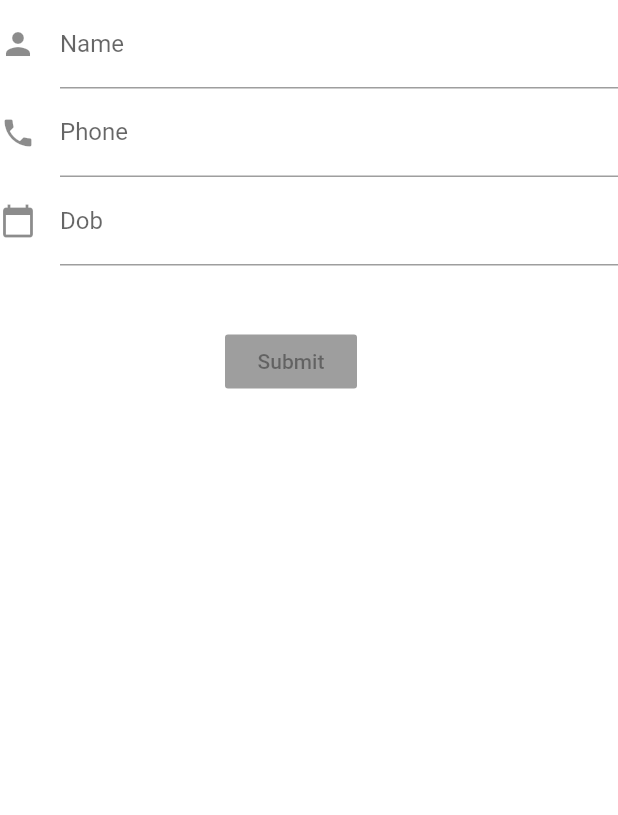
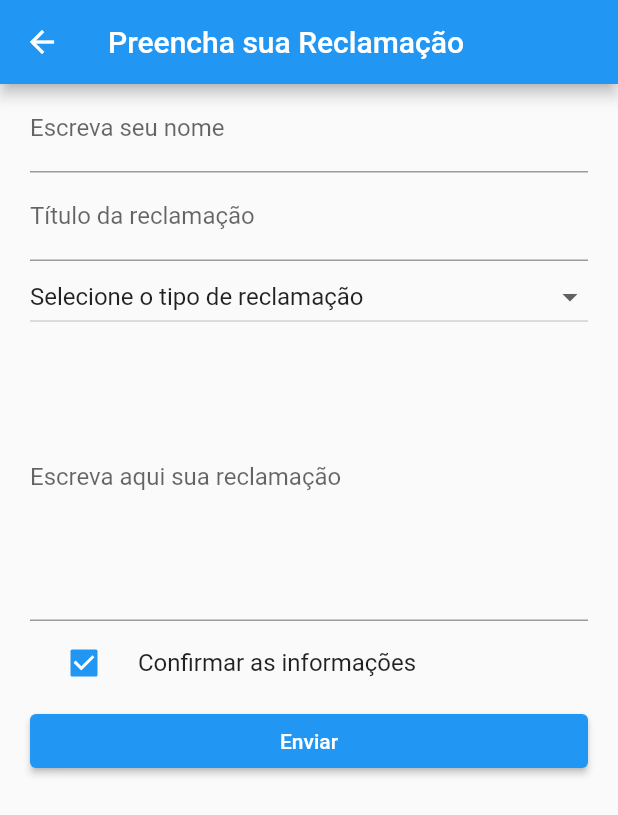
Before and after one commit to rafa-rp/hackathon-fiap-mobile, a Flutter app: the FormScreen screen opened by its route, on a phone screen of 412 x 824 dp. Shown: the top 815 px of the screen. Run offline on Flutter 3.47's test engine with Material 2 defaults, Android fonts, the phone set to English and light mode, and no system bars; our stand-ins replace flutter_login.

Commit message:
Implementando o form

```diff
--- a/lib/models/claim.dart
+++ b/lib/models/claim.dart
@@ -1,7 +1,7 @@
 class Claim {
   Claim({
+    required this.author,
     required this.title,
-    required this.author,
     required this.type,
     required this.channel,
     required this.situation,
--- a/lib/screens/form_screen.dart
+++ b/lib/screens/form_screen.dart
@@ -3,7 +3,7 @@ import 'package:flutter/material.dart';
 class FormScreen extends StatefulWidget {
   static const String id = '/form';
 
-  // FormScreen({Key? key}) : super(key: key);
+  FormScreen({Key? key}) : super(key: key);
 
   @override
   State<FormScreen> createState() => _FormScreenState();
@@ -11,44 +11,182 @@ class FormScreen extends StatefulWidget {
 
 class _FormScreenState extends State<FormScreen>{
 
+  @override
+  Widget build(BuildContext context) {
+    return Scaffold(
+      appBar: AppBar(
+        title: Text('Preencha sua Reclamação'),
+      ),
+      body: Container(
+          padding: const EdgeInsets.fromLTRB(20, 0, 20, 0),
+          child: ClaimForm()),
+    );
+  }
+}
+
+class ClaimForm extends StatefulWidget {
+  @override
+  _ClaimFormState createState() => _ClaimFormState();
+}
+
+class _ClaimFormState extends State<ClaimForm> {
   final _formKey = GlobalKey<FormState>();
+
+  String _name = '';
+  String _title = '';
+  String _channel = 'Aplicativo';
+  int _selectedType = 0;
+  String _claim = '';
+  bool _termsChecked = true;
+
+  List<DropdownMenuItem<int>> typeList = [];
+
+  void loadTypeList() {
+    typeList = [];
+    typeList.add(const DropdownMenuItem(
+      child: Text('Selecione o tipo de reclamação'),
+      value: 0,
+    ));
+    typeList.add(const DropdownMenuItem(
+      child: Text('Medicamentos'),
+      value: 1,
+    ));
+    typeList.add(const DropdownMenuItem(
+      child: Text('Hospitais'),
+      value: 2,
+    ));
+    typeList.add(const DropdownMenuItem(
+      child: Text('Plano de Saúde'),
+      value: 3,
+    ));
+  }
 
   @override
   Widget build(BuildContext context) {
+    loadTypeList();
+    // Build a Form widget using the _formKey we created above
     return Form(
-      key: _formKey,
-      child: Column(
-        crossAxisAlignment: CrossAxisAlignment.start,
-        children: <Widget>[
-          TextFormField(
-            decoration: const InputDecoration(
-              icon: const Icon(Icons.person),
-              hintText: 'Enter your name',
-              labelText: 'Name',
-            ),
-          ),
-          TextFormField(
-            decoration: const InputDecoration(
-              icon: const Icon(Icons.phone),
-              hintText: 'Enter a phone number',
-              labelText: 'Phone',
-            ),
-          ),
-          TextFormField(
-            decoration: const InputDecoration(
-              icon: const Icon(Icons.calendar_today),
-              hintText: 'Enter your date of birth',
-              labelText: 'Dob',
-            ),
-          ),
-          new Container(
-              padding: const EdgeInsets.only(left: 150.0, top: 40.0),
-              child: new RaisedButton(
-                child: const Text('Submit'),
-                onPressed: null,
-              )),
-        ],
+        key: _formKey,
+        child: ListView(
+          children: getFormWidget(),
+        ));
+  }
+
+  List<Widget> getFormWidget() {
+    List<Widget> formWidget = [];
+
+    formWidget.add(TextFormField(
+      decoration:
+      const InputDecoration(labelText: 'Escreva seu nome', hintText: 'Nome'),
+      validator: (value) {
+        if (value!.isEmpty) {
+          return 'Por favor, escreva um nome';
+        } else {
+          return null;
+        }
+      },
+      onSaved: (value) {
+        setState(() {
+          _name = value.toString();
+        });
+      },
+    ));
+
+    validateTitle(String? value) {
+      if (value!.isEmpty) {
+        return 'Por favor, preencha o título';
+      } else {
+        return null;
+      }
+    }
+
+    formWidget.add(TextFormField(
+      decoration:
+      const InputDecoration(labelText: 'Título da reclamação', hintText: 'Título'),
+      validator: validateTitle,
+      onSaved: (value) {
+        setState(() {
+          _title = value.toString();
+        });
+      },
+    ));
+
+    formWidget.add(DropdownButton(
+      hint: const Text('Selecione o tipo'),
+      items: typeList,
+      value: _selectedType,
+      onChanged: (value) {
+        setState(() {
+          _selectedType = int.parse(value.toString());
+        });
+      },
+      isExpanded: true,
+    ));
+
+    formWidget.add(TextFormField(
+      minLines: 8,
+      maxLines: null,
+      keyboardType: TextInputType.multiline,
+      decoration:
+      const InputDecoration(labelText: 'Escreva aqui sua reclamação', hintText: 'Reclamação'),
+      validator: validateTitle,
+      onSaved: (value) {
+        setState(() {
+          _claim = value.toString();
+        });
+      },
+    ));
+
+    formWidget.add(CheckboxListTile(
+      value: _termsChecked,
+      onChanged: (value) {
+        setState(() {
+          _termsChecked = value.toString().toLowerCase() == 'true';
+        });
+      },
+      subtitle: !_termsChecked
+          ? const Text(
+        'Obrigatório',
+        style: TextStyle(color: Colors.red, fontSize: 12.0),
+      )
+          : null,
+      title: const Text(
+        'Confirmar as informações',
       ),
-    );
+      controlAffinity: ListTileControlAffinity.leading,
+    ));
+
+    void onPressedSubmit() {
+      if (_formKey.currentState!.validate() && _termsChecked) {
+        _formKey.currentState?.save();
+
+        print("Name " + _name);
+        print("Title " + _title);
+        switch (_selectedType) {
+          case 0:
+            print("");
+            break;
+          case 1:
+            print("Medicamentos");
+            break;
+          case 2:
+            print("Hospitais");
+            break;
+          case 3:
+            print("Plano de Saúde");
+            break;
+        }
+        print("Canal utilizado " + _channel);
+        print("Reclamação: " + _claim);
+        ScaffoldMessenger.of(context)
+            .showSnackBar(const SnackBar(content: Text('Reclamação enviada')));
+      }
+    }
+
+    formWidget.add(ElevatedButton(
+        child: const Text('Enviar'), onPressed: onPressedSubmit));
+
+    return formWidget;
   }
+
 }
```
Also changed, not shown: lib/screens/home_screen.dart (+27 -66 lines).
